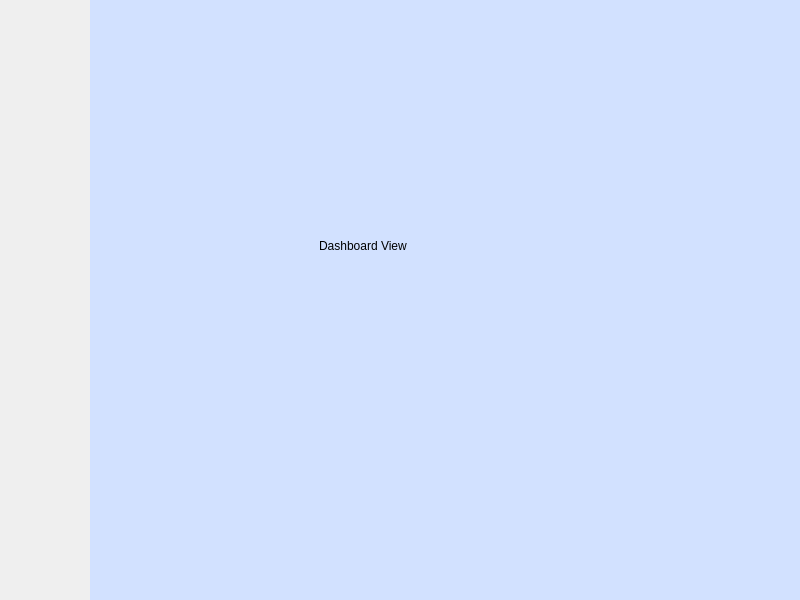
Above: src/windows/mainwindow.ui from fast-food-finder-associates/FastFoodFinder before the change. Below: the same form after it.
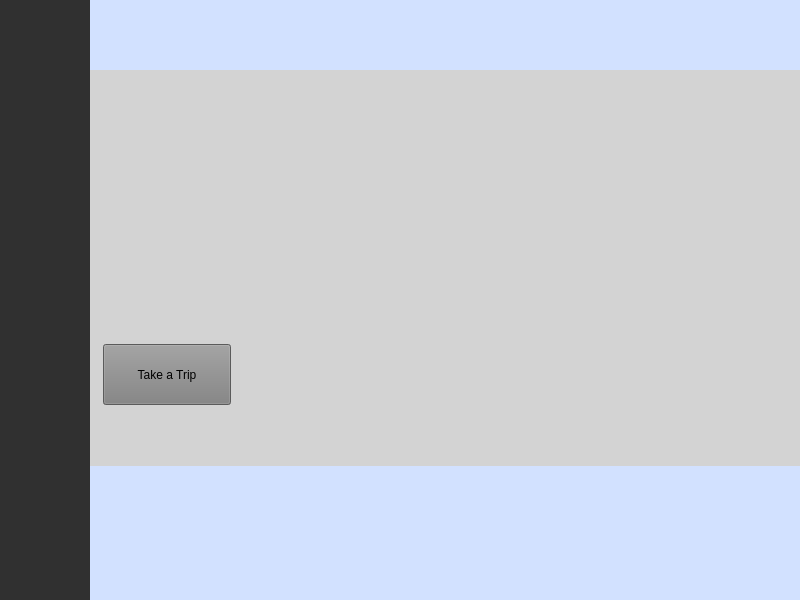
That is the form after the change. Icons and pictures are not drawn.

Commit message: Trip planning (#62)

Diff of the .ui file:
```diff
--- a/src/windows/mainwindow.ui
+++ b/src/windows/mainwindow.ui
@@ -23,6 +23,9 @@
    <iconset resource="../../res.qrc">
     <normaloff>:/res/fff128.png</normaloff>:/res/fff128.png</iconset>
   </property>
+  <property name="styleSheet">
+   <string notr="true"/>
+  </property>
   <widget class="QWidget" name="centralwidget">
    <property name="sizePolicy">
     <sizepolicy hsizetype="Expanding" vsizetype="Expanding">
@@ -30,6 +33,59 @@
      <verstretch>0</verstretch>
     </sizepolicy>
    </property>
+   <property name="styleSheet">
+    <string notr="true">QWidget#dashboardView { 
+background: url(:/res/artboard.png);
+background-color: #D2E1FF;
+color: #BDCAE5
+}
+
+QWidget#adWidget  { 
+background: url(:/res/dashboard.png);
+}
+
+QWidget#divBar {
+background-color: lightgray;
+}
+
+QWidget#searchView{
+background-color: orange;
+}
+
+QWidget#NavBarWidget {
+background-color: #303030;
+}
+QWidget#deleteView {
+background-color: #B19CD9;
+}
+
+QWidget#editView {
+background-color: lightblue;
+}
+
+QWidget#viewRestaurantView {
+/*background: url(:/res/artboard.png);*/
+background-color: #7DD8FF; 
+}
+
+QWidget#currentRestaurantName {
+background-color: #303030;
+font-size: 38px;
+color: white;
+font:bold italic;
+}
+
+QWidget#menu {
+color: black;
+background-color: #7F7F7F;
+font-size: 24px;
+font: bold italic;
+}
+
+QWidget#addView {
+background-color: lightgreen;
+}</string>
+   </property>
    <widget class="QStackedWidget" name="mainViews">
     <property name="geometry">
      <rect>
@@ -45,31 +101,51 @@
       <verstretch>0</verstretch>
      </sizepolicy>
     </property>
+    <property name="styleSheet">
+     <string notr="true"/>
+    </property>
     <property name="currentIndex">
      <number>0</number>
     </property>
     <widget class="QWidget" name="dashboardView">
      <property name="styleSheet">
-      <string notr="true">QWidget#dashboardView { background-color: #D2E1FF; }</string>
+      <string notr="true"/>
      </property>
-     <widget class="QLabel" name="label_3">
+     <widget class="QWidget" name="divBar" native="true">
       <property name="geometry">
        <rect>
-        <x>229</x>
-        <y>170</y>
-        <width>181</width>
-        <height>151</height>
+        <x>0</x>
+        <y>70</y>
+        <width>711</width>
+        <height>396</height>
        </rect>
       </property>
-      <property name="sizePolicy">
-       <sizepolicy hsizetype="Expanding" vsizetype="Expanding">
-        <horstretch>0</horstretch>
-        <verstretch>0</verstretch>
-       </sizepolicy>
-      </property>
-      <property name="text">
-       <string>Dashboard View</string>
-      </property>
+      <widget class="QWidget" name="adWidget" native="true">
+       <property name="geometry">
+        <rect>
+         <x>0</x>
+         <y>36</y>
+         <width>710</width>
+         <height>327</height>
+        </rect>
+       </property>
+       <widget class="QPushButton" name="pushButton">
+        <property name="geometry">
+         <rect>
+          <x>13</x>
+          <y>238</y>
+          <width>128</width>
+          <height>61</height>
+         </rect>
+        </property>
+        <property name="styleSheet">
+         <string notr="true">background:gray</string>
+        </property>
+        <property name="text">
+         <string>Take a Trip</string>
+        </property>
+       </widget>
+      </widget>
      </widget>
     </widget>
     <widget class="QWidget" name="planTripView">
@@ -111,6 +187,9 @@
       <verstretch>0</verstretch>
      </sizepolicy>
     </property>
+    <property name="styleSheet">
+     <string notr="true"/>
+    </property>
    </widget>
   </widget>
  </widget>
```
Left out of the diff: 18 changed lines with no effect on the pictures. The commit also changes 39 other files.
